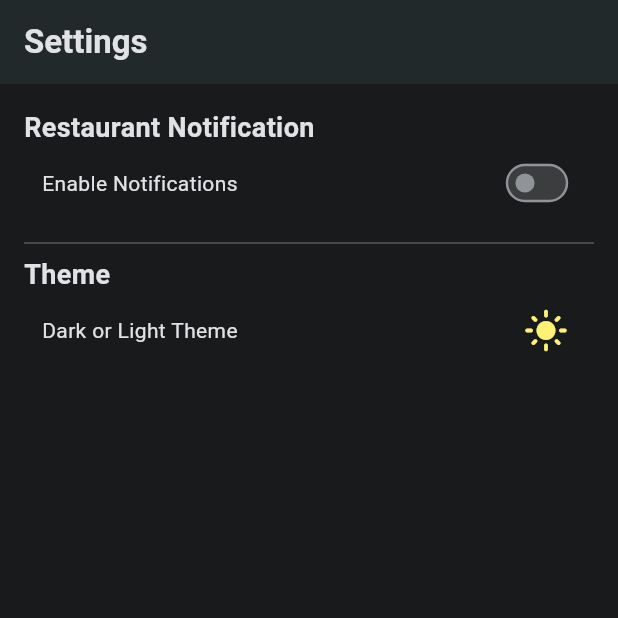
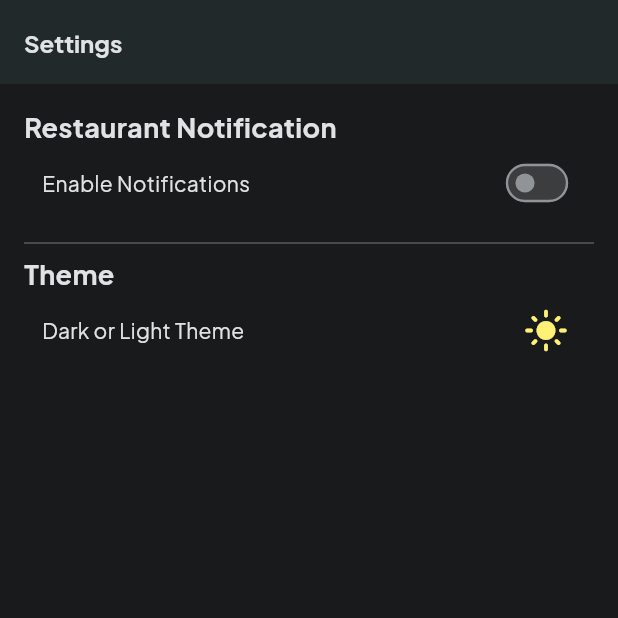
Before and after one commit to indramahkota/dicoding_flutter_fundamental, a Flutter app: the SettingsScreen screen opened by its route, after a tap on the "dark mode" icon, on a phone screen of 412 x 824 dp, the top half of it. Run offline on Flutter 3.47's test engine with Material 3 defaults, Android fonts, the phone set to English and light mode, and no system bars; our stand-ins replace carousel_slider, dio, expandable_text, flutter_local_notifications, flutter_timezone, get_it and 10 more; accounts and stored records are empty; generated files the repository leaves out were written again; network calls fail.

```diff
--- a/lib/app.dart
+++ b/lib/app.dart
@@ -1,10 +1,12 @@
+import 'package:dicoding_flutter_fundamental/provider/settings_provider.dart';
 import 'package:flutter/foundation.dart';
 import 'package:flutter/material.dart';
 import 'package:provider/provider.dart';
 
+import 'core/ds/themes/dark_theme.dart';
+import 'core/ds/themes/light_theme.dart';
 import 'flavors.dart';
 import 'navigation/app_router.dart';
-import 'provider/settings_provider.dart';
 
 class App extends StatelessWidget {
   const App({super.key});
@@ -13,7 +15,9 @@ class App extends StatelessWidget {
   Widget build(BuildContext context) {
     return MaterialApp.router(
       title: 'Eats Ease',
-      theme: Provider.of<SettingsProvider>(context).themeData,
+      theme: lightTheme,
+      darkTheme: darkTheme,
+      themeMode: Provider.of<SettingsProvider>(context).themeMode,
       debugShowCheckedModeBanner: false,
       routeInformationParser: AppRouter.router.routeInformationParser,
       routerDelegate: AppRouter.router.routerDelegate,
--- a/lib/core/ds/themes/dark_theme.dart
+++ b/lib/core/ds/themes/dark_theme.dart
@@ -1,11 +1,14 @@
 import 'package:dicoding_flutter_fundamental/core/ds/themes/color_schemes.dart';
 import 'package:flutter/material.dart';
 
-ThemeData darkMode = ThemeData(
+import '../typography/typography.dart';
+
+ThemeData darkTheme = ThemeData(
   brightness: Brightness.dark,
   useMaterial3: true,
   navigationBarTheme: const NavigationBarThemeData(
     labelBehavior: NavigationDestinationLabelBehavior.onlyShowSelected,
   ),
   colorScheme: darkColorScheme,
+  textTheme: customTextTheme,
 );
--- a/lib/core/ds/themes/light_theme.dart
+++ b/lib/core/ds/themes/light_theme.dart
@@ -1,11 +1,13 @@
 import 'package:dicoding_flutter_fundamental/core/ds/themes/color_schemes.dart';
 import 'package:flutter/material.dart';
 
-ThemeData lightMode = ThemeData(
+import '../typography/typography.dart';
+
+ThemeData lightTheme = ThemeData(
   brightness: Brightness.light,
-  useMaterial3: true,
   navigationBarTheme: const NavigationBarThemeData(
     labelBehavior: NavigationDestinationLabelBehavior.onlyShowSelected,
   ),
   colorScheme: lightColorScheme,
+  textTheme: customTextTheme,
 );
--- a/lib/di.dart
+++ b/lib/di.dart
@@ -10,5 +10,6 @@ final getIt = GetIt.instance;
 Future<void> configureDependencies() async {
   await getIt.init();
   await getIt.allReady();
+  await getIt<LocalNotificationService>().init();
   await getIt<LocalNotificationService>().configureLocalTimeZone();
 }
--- a/lib/features/settings/settings_screen.dart
+++ b/lib/features/settings/settings_screen.dart
@@ -1,4 +1,3 @@
-import 'package:dicoding_flutter_fundamental/core/ds/themes/dark_theme.dart';
 import 'package:dicoding_flutter_fundamental/provider/settings_provider.dart';
 import 'package:flutter/material.dart';
 import 'package:provider/provider.dart';
@@ -75,11 +74,11 @@ class SettingsScreen extends StatelessWidget {
                     settingsProvider.toggleThemeMode();
                   },
                   icon: Icon(
-                    settingsProvider.themeData == darkMode
+                    settingsProvider.themeMode == ThemeMode.dark
                         ? Icons.light_mode
                         : Icons.dark_mode,
                     size: 30,
-                    color: settingsProvider.themeData == darkMode
+                    color: settingsProvider.themeMode == ThemeMode.dark
                         ? Colors.yellow[300]
                         : Colors.blue[300],
                   ),
--- a/lib/provider/settings_provider.dart
+++ b/lib/provider/settings_provider.dart
@@ -1,37 +1,34 @@
-import 'package:dicoding_flutter_fundamental/core/ds/themes/dark_theme.dart';
-import 'package:dicoding_flutter_fundamental/core/ds/themes/light_theme.dart';
 import 'package:dicoding_flutter_fundamental/persist/services/shared_preferences_service.dart';
 import 'package:dicoding_flutter_fundamental/services/local_notification_service.dart';
 import 'package:flutter/material.dart';
-import 'package:flutter_local_notifications/flutter_local_notifications.dart';
 
 class SettingsProvider with ChangeNotifier {
   final SharedPreferencesService preferencesService;
   final LocalNotificationService localNotificationService;
 
-  late ThemeData _themeData;
+  late ThemeMode _themeMode;
+
+  ThemeMode get themeMode => _themeMode;
+
   late bool _dailyReminderEnable;
-
-  ThemeData get themeData => _themeData;
 
   bool get dailyReminderEnable => _dailyReminderEnable;
 
-  final int _notificationId = 1111118881;
-
-  List<PendingNotificationRequest> pendingNotificationRequests = [];
+  final int _notificationId = 1;
 
   SettingsProvider(this.preferencesService, this.localNotificationService) {
     final settings = preferencesService.getSettingValue();
-    _themeData = settings.darkThemeEnable ? darkMode : lightMode;
+    _themeMode = settings.darkThemeEnable ? ThemeMode.dark : ThemeMode.light;
     _dailyReminderEnable = settings.dailyReminderEnable;
   }
 
   void toggleThemeMode() {
-    _themeData = (_themeData == lightMode) ? darkMode : lightMode;
+    _themeMode =
+    (_themeMode == ThemeMode.light) ? ThemeMode.dark : ThemeMode.light;
     preferencesService.saveSettingValue(
       preferencesService.getSettingValue().copyWith(
-            darkThemeEnable: _themeData == darkMode,
-          ),
+          darkThemeEnable: _themeMode == ThemeMode.dark
+      )
     );
     notifyListeners();
   }
@@ -39,14 +36,14 @@ class SettingsProvider with ChangeNotifier {
   Future<void> toggleDailyReminder() async {
     _dailyReminderEnable = !_dailyReminderEnable;
     if (_dailyReminderEnable) {
-      _scheduleDailyTenAMNotification();
+      _scheduleDailyElevenAMNotification();
     } else {
       await _cancelNotification(_notificationId);
     }
     preferencesService.saveSettingValue(
       preferencesService.getSettingValue().copyWith(
-            dailyReminderEnable: _dailyReminderEnable,
-          ),
+          dailyReminderEnable: _dailyReminderEnable
+      )
     );
     notifyListeners();
   }
@@ -55,7 +52,7 @@ class SettingsProvider with ChangeNotifier {
     return localNotificationService.requestPermissions();
   }
 
-  Future<void> _scheduleDailyTenAMNotification() async {
+  Future<void> _scheduleDailyElevenAMNotification() async {
     await localNotificationService.scheduleDailyElevenAMNotification(
       id: _notificationId,
     );
```
Also changed, not shown: lib/core/domain/received_notification.dart (+10 -8 lines), lib/core/ds/typography/typography.dart (added, +79 -0 lines), lib/services/local_notification_service.dart (+28 -16 lines), 143 other files.
